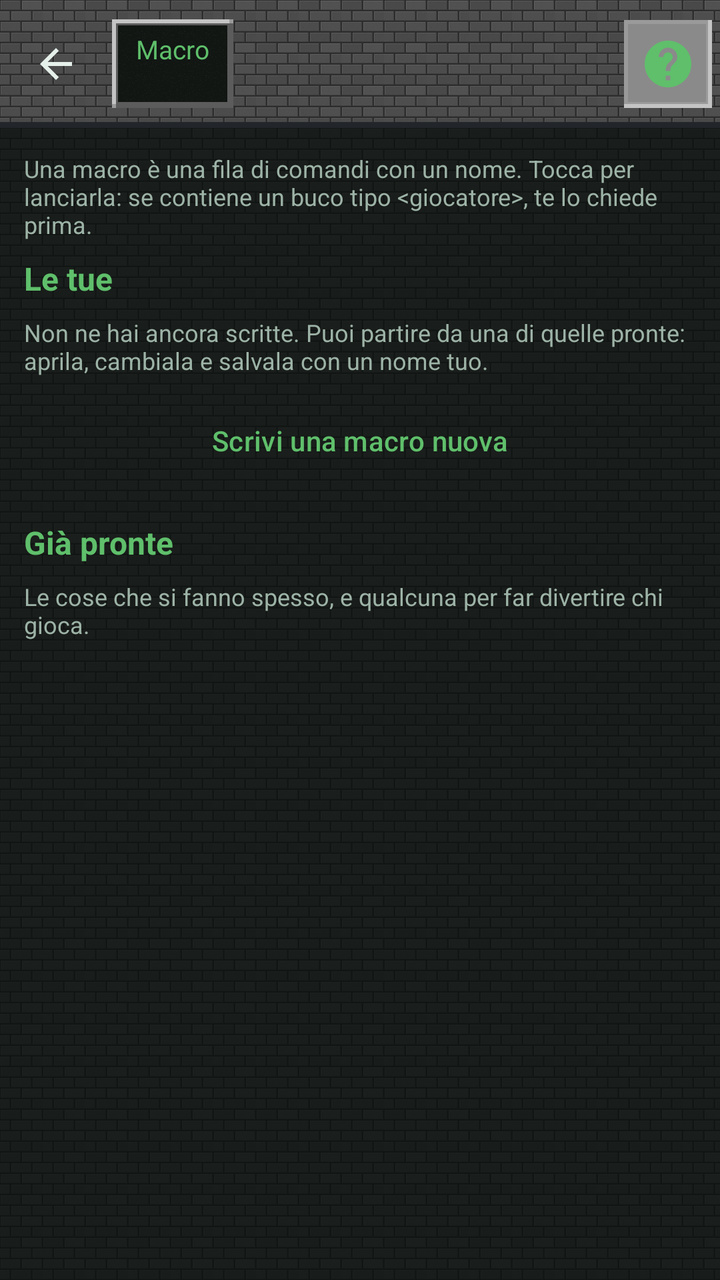
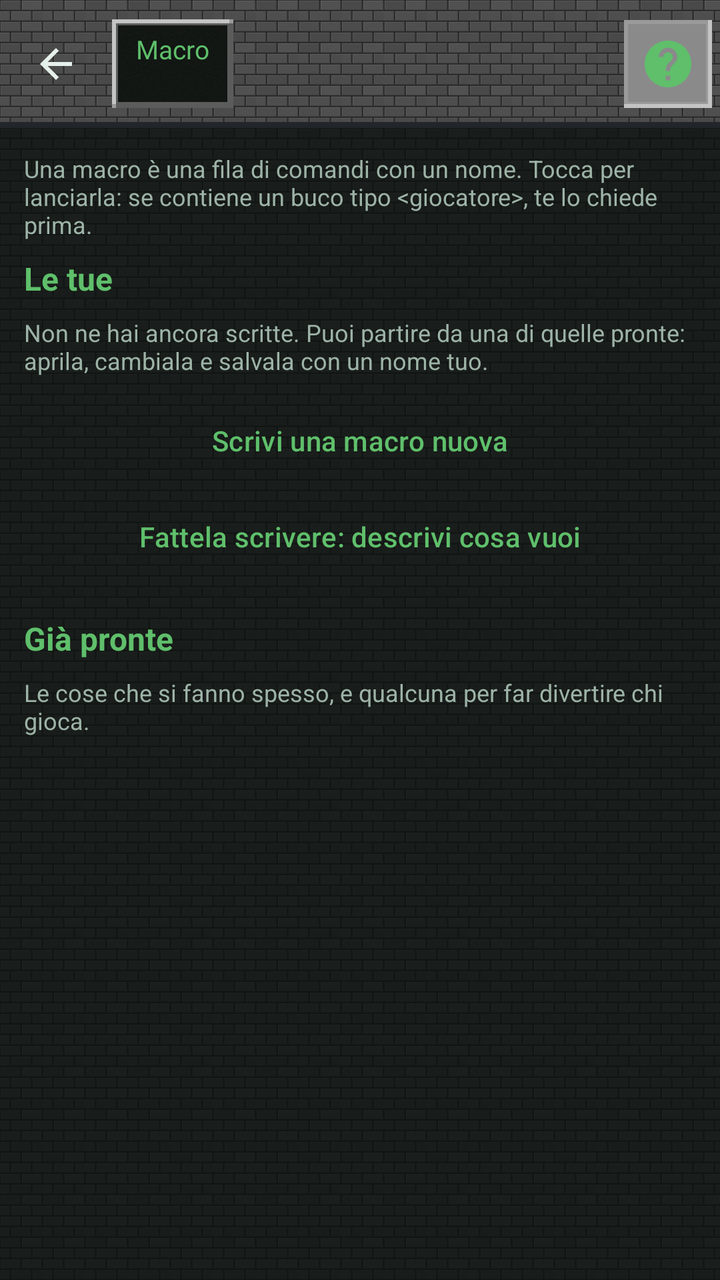

Two renders of the same Android screen: before a commit and after it. Below are the layout's source before the change and the commit's diff.
<!-- AndroidManifest.xml: application theme Theme.McMonitor -->
<!-- res/layout/activity_macro.xml -->
<?xml version="1.0" encoding="utf-8"?>
<LinearLayout xmlns:android="http://schemas.android.com/apk/res/android"
    xmlns:app="http://schemas.android.com/apk/res-auto"
    android:id="@+id/root"
    android:layout_width="match_parent"
    android:layout_height="match_parent"
    android:orientation="vertical">

    <com.google.android.material.appbar.AppBarLayout
        android:id="@+id/appbar"
        android:layout_width="match_parent"
        android:layout_height="wrap_content"
        android:background="@drawable/bg_appbar_stone">

        <com.google.android.material.appbar.MaterialToolbar
            android:id="@+id/toolbar"
            android:layout_width="match_parent"
            android:layout_height="?attr/actionBarSize"
            android:background="@android:color/transparent"
            app:navigationIcon="@drawable/ic_back">

            <LinearLayout
                android:layout_width="wrap_content"
                android:layout_height="wrap_content"
                android:background="@drawable/bg_panel_inset"
                android:orientation="vertical"
                android:paddingStart="12dp"
                android:paddingTop="6dp"
                android:paddingEnd="12dp"
                android:paddingBottom="6dp">

                <TextView
                    android:layout_width="wrap_content"
                    android:layout_height="wrap_content"
                    android:fontFamily="@font/press_start_2p"
                    android:text="Macro"
                    android:textColor="@color/grass"
                    android:textSize="13sp" />

                <TextView
                    android:id="@+id/sottotitolo"
                    android:layout_width="wrap_content"
                    android:layout_height="wrap_content"
                    android:textColor="@color/text_dim"
                    android:textSize="11sp" />
            </LinearLayout>

            <ImageButton
                android:id="@+id/btnHelp"
                android:layout_width="44dp"
                android:layout_height="44dp"
                android:layout_gravity="end"
                android:layout_marginEnd="4dp"
                android:background="@drawable/bg_stone_button"
                android:contentDescription="Aiuto su questa pagina"
                android:padding="8dp"
                android:scaleType="fitCenter"
                android:src="@drawable/ic_help"
                android:tooltipText="Aiuto" />
        </com.google.android.material.appbar.MaterialToolbar>
    </com.google.android.material.appbar.AppBarLayout>

    <androidx.core.widget.NestedScrollView
        android:id="@+id/scorrevole"
        android:layout_width="match_parent"
        android:layout_height="0dp"
        android:layout_weight="1"
        android:padding="12dp">

        <LinearLayout
            android:layout_width="match_parent"
            android:layout_height="wrap_content"
            android:orientation="vertical">

            <TextView
                android:layout_width="match_parent"
                android:layout_height="wrap_content"
                android:layout_marginBottom="8dp"
                android:text="Una macro è una fila di comandi con un nome. Tocca per lanciarla: se contiene un buco tipo &lt;giocatore&gt;, te lo chiede prima."
                android:textColor="@color/text_dim"
                android:textSize="12sp" />

            <TextView
                style="@style/CardTitle"
                android:layout_width="wrap_content"
                android:layout_height="wrap_content"
                android:text="Le tue" />

            <TextView
                android:id="@+id/nessunaMia"
                android:layout_width="match_parent"
                android:layout_height="wrap_content"
                android:layout_marginBottom="4dp"
                android:text="Non ne hai ancora scritte. Puoi partire da una di quelle pronte: aprila, cambiala e salvala con un nome tuo."
                android:textColor="@color/text_dim"
                android:textSize="12sp" />

            <LinearLayout
                android:id="@+id/mie"
                android:layout_width="match_parent"
                android:layout_height="wrap_content"
                android:orientation="vertical" />

            <com.google.android.material.button.MaterialButton
                android:id="@+id/btnNuova"
                style="@style/McButton.Text"
                android:layout_width="match_parent"
                android:layout_height="wrap_content"
                android:layout_marginTop="4dp"
                android:text="Scrivi una macro nuova" />

            <TextView
                style="@style/CardTitle"
                android:layout_width="wrap_content"
                android:layout_height="wrap_content"
                android:layout_marginTop="16dp"
                android:text="Già pronte" />

            <TextView
                android:layout_width="match_parent"
                android:layout_height="wrap_content"
                android:layout_marginBottom="4dp"
                android:text="Le cose che si fanno spesso, e qualcuna per far divertire chi gioca."
                android:textColor="@color/text_dim"
                android:textSize="12sp" />

            <LinearLayout
                android:id="@+id/pronte"
                android:layout_width="match_parent"
                android:layout_height="wrap_content"
                android:orientation="vertical" />

            <TextView
                android:id="@+id/diario"
                android:layout_width="match_parent"
                android:layout_height="wrap_content"
                android:layout_marginTop="12dp"
                android:fontFamily="monospace"
                android:textColor="@color/text_dim"
                android:textSize="11sp"
                android:visibility="gone" />
        </LinearLayout>
    </androidx.core.widget.NestedScrollView>

    <LinearLayout
        android:layout_width="match_parent"
        android:layout_height="wrap_content"
        android:orientation="vertical">

        <ProgressBar
            android:id="@+id/progress"
            style="?android:attr/progressBarStyleHorizontal"
            android:layout_width="match_parent"
            android:layout_height="wrap_content"
            android:indeterminate="true"
            android:visibility="gone" />

        <com.google.android.material.button.MaterialButton
            android:id="@+id/btnFerma"
            style="@style/McButton.Outlined"
            android:layout_width="match_parent"
            android:layout_height="wrap_content"
            android:layout_marginStart="12dp"
            android:layout_marginEnd="12dp"
            android:layout_marginBottom="8dp"
            android:text="Ferma la macro"
            android:visibility="gone" />
    </LinearLayout>
</LinearLayout>
<!-- resources referenced by this layout -->
<resources>
  <color name="grass">#5FBF6B</color>
  <color name="text_dim">#9DB3A7</color>
  <!-- drawable bg_appbar_stone (drawable) -->
  <?xml version="1.0" encoding="utf-8"?>
  <layer-list xmlns:android="http://schemas.android.com/apk/res/android">
  
      <item>
          <bitmap
              android:src="@drawable/tile_stone"
              android:tileModeX="repeat"
              android:tileModeY="repeat" />
      </item>
  
      <item>
          <color android:color="#66000000" />
      </item>
  
      <item android:gravity="bottom">
          <shape android:shape="rectangle">
              <size android:height="3dp" />
              <solid android:color="#22262A" />
          </shape>
      </item>
  </layer-list>
  <!-- drawable ic_back (drawable) -->
  <vector xmlns:android="http://schemas.android.com/apk/res/android"
      android:width="24dp"
      android:height="24dp"
      android:viewportWidth="24"
      android:viewportHeight="24"
      android:tint="#E6F0EA">
      <path
          android:fillColor="#FFFFFF"
          android:pathData="M20,11H7.83l5.59,-5.59L12,4l-8,8 8,8 1.41,-1.41L7.83,13H20v-2z" />
  </vector>
  <style name="CardTitle">
          <item name="android:textSize">16sp</item>
          <item name="android:textStyle">bold</item>
          <item name="android:textColor">@color/grass</item>
          <item name="android:layout_marginBottom">8dp</item>
      </style>
  <style name="McButton.Outlined" parent="Widget.Material3.Button.OutlinedButton">
          <item name="cornerRadius">0dp</item>
          <item name="strokeColor">@color/stone_edge</item>
          <item name="strokeWidth">2dp</item>
          <item name="android:textColor">@color/grass</item>
          <item name="android:textAllCaps">false</item>
      </style>
  <style name="McButton.Text" parent="Widget.Material3.Button.TextButton">
          <item name="cornerRadius">0dp</item>
          <item name="android:textColor">@color/grass</item>
          <item name="android:textAllCaps">false</item>
      </style>
  <color name="stone_edge">#5C5C5C</color>
  <color name="grass_dark">#2E7D32</color>
  <color name="text">#E6F0EA</color>
  <color name="dirt">#8D6E63</color>
  <color name="danger">#EF5350</color>
  <color name="bg">#0E1512</color>
  <color name="surface">#16211C</color>
  <color name="surface_high">#1D2C25</color>
  <!-- drawable bg_window_stone (drawable) -->
  <?xml version="1.0" encoding="utf-8"?>
  <layer-list xmlns:android="http://schemas.android.com/apk/res/android">
      <item>
          <bitmap
              android:src="@drawable/tile_stone"
              android:tileModeX="repeat"
              android:tileModeY="repeat" />
      </item>
      <item>
          <color android:color="#D9080C0A" />
      </item>
  </layer-list>
  <style name="McButton" parent="Widget.Material3.Button">
          <item name="cornerRadius">0dp</item>
          <item name="backgroundTint">@color/stone</item>
          <item name="android:textColor">@color/stone_text</item>
          <item name="android:textAllCaps">false</item>
          <item name="rippleColor">#33FFFFFF</item>
      </style>
  <style name="McCard" parent="Widget.Material3.CardView.Filled">
          <item name="cardCornerRadius">0dp</item>
          <item name="cardBackgroundColor">@color/surface</item>
          <item name="strokeColor">@color/stone_edge</item>
          <item name="strokeWidth">2dp</item>
          <item name="cardElevation">0dp</item>
      </style>
  <style name="McShape" parent="ShapeAppearance.Material3.SmallComponent">
          <item name="cornerFamily">rounded</item>
          <item name="cornerSize">0dp</item>
      </style>
  <color name="stone">#8A8A8A</color>
  <color name="stone_text">#12160F</color>
  <!-- unchanged entries left out for length: 6 -->
</resources>

<!-- the commit's change to res/layout/activity_macro.xml (unified diff, before → after) -->
@@ -109,6 +109,14 @@
                 android:layout_marginTop="4dp"
                 android:text="Scrivi una macro nuova" />
 
+            
+            <com.google.android.material.button.MaterialButton
+                android:id="@+id/btnAi"
+                style="@style/McButton.Text"
+                android:layout_width="match_parent"
+                android:layout_height="wrap_content"
+                android:text="Fattela scrivere: descrivi cosa vuoi" />
+
             <TextView
                 style="@style/CardTitle"
                 android:layout_width="wrap_content"
